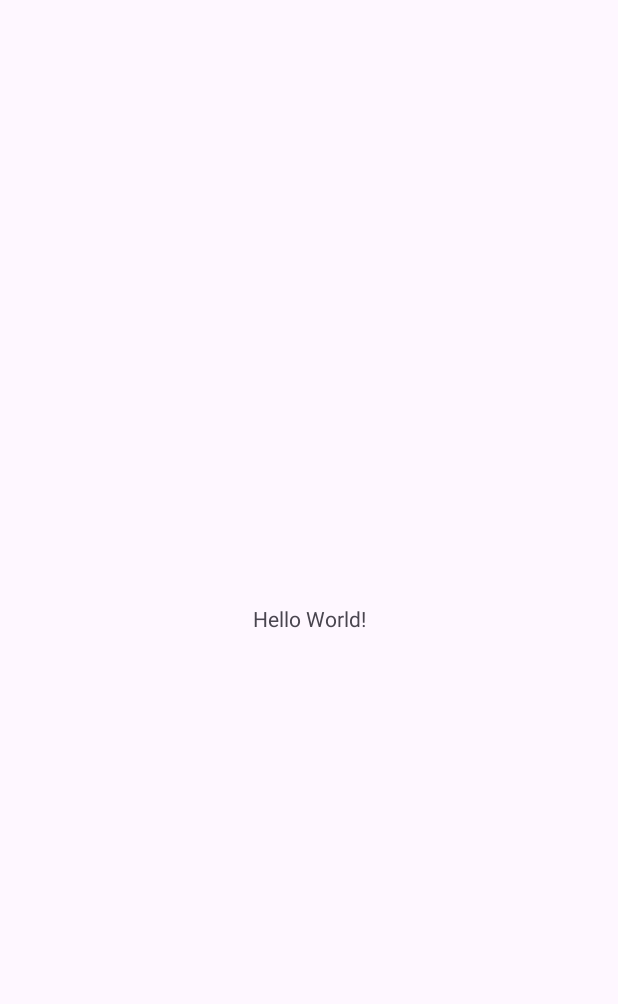
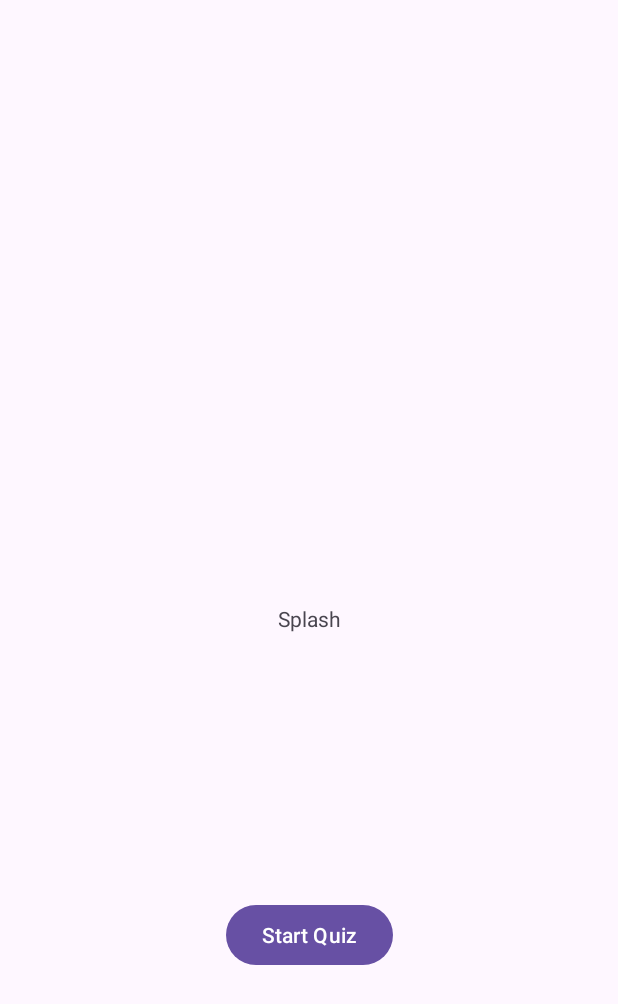
Before and after one commit to George-Tharpe/CountryQuiz, an Android app: the screen it shows after launch (MainActivity), on a phone screen of 412 x 824 dp. Before the commit the part shown is almost empty. Shown: the top 1004 px of the screen. Run offline under Robolectric (Android 15) with nearby library versions, the phone set to English and light mode, and no system bars.

Commit message:
added basic flow for single activity app

```diff
--- a/app/src/main/java/edu/uga/cs/countryquiz/MainActivity.java
+++ b/app/src/main/java/edu/uga/cs/countryquiz/MainActivity.java
@@ -1,7 +1,6 @@
 package edu.uga.cs.countryquiz;
 
 import androidx.appcompat.app.AppCompatActivity;
-
 import android.os.Bundle;
 
 public class MainActivity extends AppCompatActivity {
@@ -10,5 +9,10 @@ public class MainActivity extends AppCompatActivity {
     protected void onCreate(Bundle savedInstanceState) {
         super.onCreate(savedInstanceState);
         setContentView(R.layout.activity_main);
+
+        // Display the SplashFragment initially
+        getSupportFragmentManager().beginTransaction()
+                .replace(R.id.fragment_container, new SplashFragment())
+                .commit();
     }
 }
--- a/app/src/main/java/edu/uga/cs/countryquiz/Quiz.java
+++ b/app/src/main/java/edu/uga/cs/countryquiz/Quiz.java
@@ -36,7 +36,7 @@ public class Quiz {
 
     public void updateScore(boolean answerCorrectly) {
         if (answerCorrectly) {
-            currentScore += 2; // Each question is worth 2 points for correct answers
+            currentScore += 1; // Each question is worth 2 points for correct answers
         }
         questionsAnsweredSoFar++;
     }
--- /dev/null
+++ b/app/src/main/java/edu/uga/cs/countryquiz/QuizFragment.java
@@ -0,0 +1,21 @@
+package edu.uga.cs.countryquiz;
+
+import android.os.Bundle;
+import androidx.fragment.app.Fragment;
+import android.view.LayoutInflater;
+import android.view.View;
+import android.view.ViewGroup;
+
+public class QuizFragment extends Fragment {
+
+    public QuizFragment() {
+        // Required empty public constructor
+    }
+
+    @Override
+    public View onCreateView(LayoutInflater inflater, ViewGroup container,
+                             Bundle savedInstanceState) {
+        // Inflate the layout for this fragment
+        return inflater.inflate(R.layout.fragment_quiz, container, false);
+    }
+}
--- /dev/null
+++ b/app/src/main/java/edu/uga/cs/countryquiz/SplashFragment.java
@@ -0,0 +1,39 @@
+package edu.uga.cs.countryquiz;
+
+import android.os.Bundle;
+import androidx.fragment.app.Fragment;
+import android.view.LayoutInflater;
+import android.view.View;
+import android.view.ViewGroup;
+import android.widget.Button;
+
+public class SplashFragment extends Fragment {
+
+    public SplashFragment() {
+        // Required empty public constructor
+    }
+
+    @Override
+    public View onCreateView(LayoutInflater inflater, ViewGroup container,
+                             Bundle savedInstanceState) {
+        // Inflate the layout for this fragment
+        View view = inflater.inflate(R.layout.fragment_splash, container, false);
+
+        // Find the start button
+        Button startButton = view.findViewById(R.id.start_button);
+
+        // Set OnClickListener to start the quiz when the button is clicked
+        startButton.setOnClickListener(new View.OnClickListener() {
+            @Override
+            public void onClick(View v) {
+                // Replace the SplashFragment with the QuizFragment
+                requireActivity().getSupportFragmentManager().beginTransaction()
+                        .replace(R.id.fragment_container, new QuizFragment())
+                        .commit();
+            }
+        });
+
+        return view;
+    }
+
+}
--- a/app/src/main/res/layout/activity_main.xml
+++ b/app/src/main/res/layout/activity_main.xml
@@ -6,13 +6,9 @@
     android:layout_height="match_parent"
     tools:context=".MainActivity">
 
-    <TextView
-        android:layout_width="wrap_content"
-        android:layout_height="wrap_content"
-        android:text="Hello World!"
-        app:layout_constraintBottom_toBottomOf="parent"
-        app:layout_constraintEnd_toEndOf="parent"
-        app:layout_constraintStart_toStartOf="parent"
-        app:layout_constraintTop_toTopOf="parent" />
+    <FrameLayout
+        android:id="@+id/fragment_container"
+        android:layout_width="match_parent"
+        android:layout_height="match_parent" />
 
 </androidx.constraintlayout.widget.ConstraintLayout>
--- /dev/null
+++ b/app/src/main/res/layout/fragment_quiz.xml
@@ -0,0 +1,6 @@
+<?xml version="1.0" encoding="utf-8"?>
+<androidx.constraintlayout.widget.ConstraintLayout xmlns:android="http://schemas.android.com/apk/res/android"
+    android:layout_width="match_parent"
+    android:layout_height="match_parent">
+
+</androidx.constraintlayout.widget.ConstraintLayout>
--- /dev/null
+++ b/app/src/main/res/layout/fragment_splash.xml
@@ -0,0 +1,28 @@
+<?xml version="1.0" encoding="utf-8"?>
+<androidx.constraintlayout.widget.ConstraintLayout xmlns:android="http://schemas.android.com/apk/res/android"
+    xmlns:app="http://schemas.android.com/apk/res-auto"
+    android:layout_width="match_parent"
+    android:layout_height="match_parent">
+
+
+    <TextView
+        android:id="@+id/textView"
+        android:layout_width="wrap_content"
+        android:layout_height="wrap_content"
+
+        android:text="Splash"
+        app:layout_constraintBottom_toBottomOf="parent"
+        app:layout_constraintEnd_toEndOf="parent"
+        app:layout_constraintStart_toStartOf="parent"
+        app:layout_constraintTop_toTopOf="parent" />
+
+    <Button
+        android:id="@+id/start_button"
+        android:layout_width="wrap_content"
+        android:layout_height="wrap_content"
+        android:text="@string/start_quiz"
+        app:layout_constraintBottom_toBottomOf="parent"
+        app:layout_constraintEnd_toEndOf="parent"
+        app:layout_constraintStart_toStartOf="parent"
+        app:layout_constraintTop_toBottomOf="@+id/textView" />
+</androidx.constraintlayout.widget.ConstraintLayout>
--- a/app/src/main/res/values/strings.xml
+++ b/app/src/main/res/values/strings.xml
@@ -1,3 +1,4 @@
 <resources>
     <string name="app_name">CountryQuiz</string>
+    <string name="start_quiz">Start Quiz</string>
 </resources>
```
